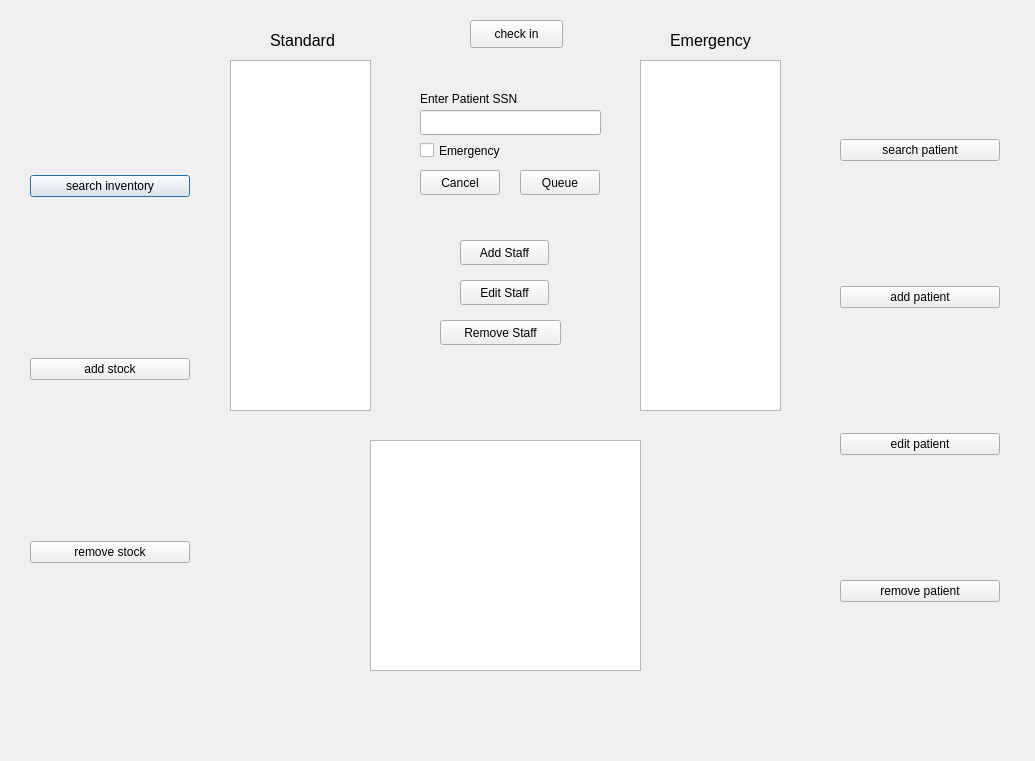
Before: the Qt Designer form maindirectory.ui in oracle-ryuu/SimpleSerums_radical_redo, drawn with Qt 5.
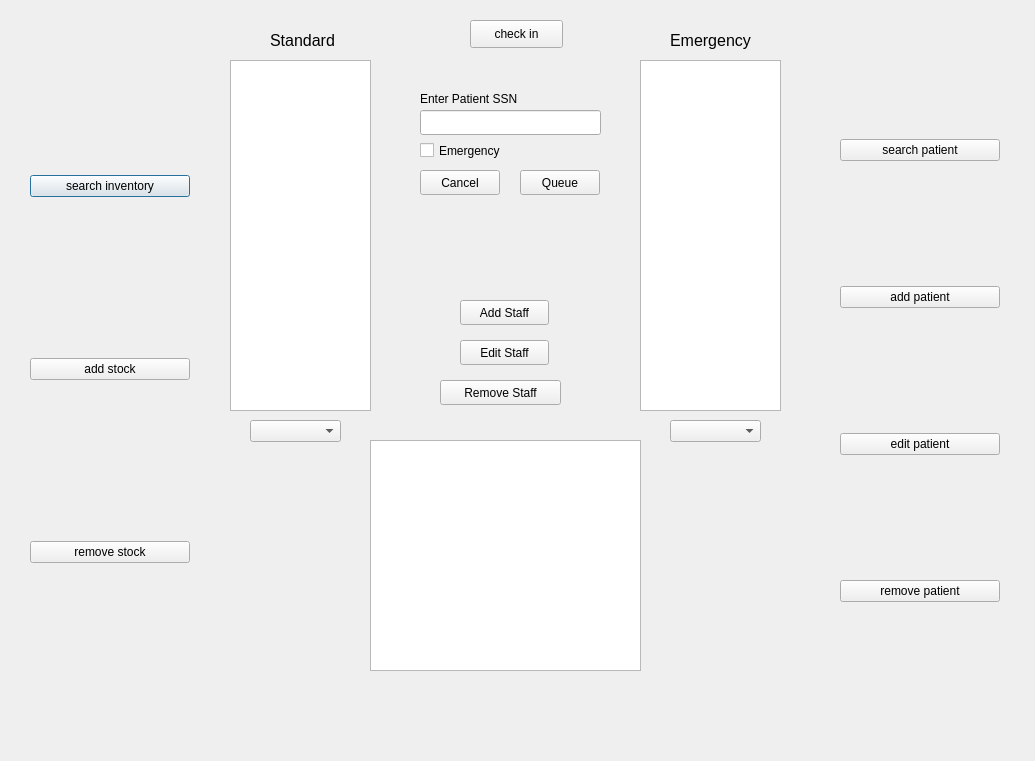
After: the same form once the commit is applied.

```diff
--- a/maindirectory.ui
+++ b/maindirectory.ui
@@ -231,7 +231,7 @@
    <property name="geometry">
     <rect>
      <x>460</x>
-     <y>240</y>
+     <y>300</y>
      <width>89</width>
      <height>25</height>
     </rect>
@@ -244,7 +244,7 @@
    <property name="geometry">
     <rect>
      <x>460</x>
-     <y>280</y>
+     <y>340</y>
      <width>89</width>
      <height>25</height>
     </rect>
@@ -257,7 +257,7 @@
    <property name="geometry">
     <rect>
      <x>440</x>
-     <y>320</y>
+     <y>380</y>
      <width>121</width>
      <height>25</height>
     </rect>
@@ -266,6 +266,26 @@
     <string>Remove Staff</string>
    </property>
   </widget>
+  <widget class="QComboBox" name="comboBox">
+   <property name="geometry">
+    <rect>
+     <x>250</x>
+     <y>420</y>
+     <width>91</width>
+     <height>22</height>
+    </rect>
+   </property>
+  </widget>
+  <widget class="QComboBox" name="comboBox_2">
+   <property name="geometry">
+    <rect>
+     <x>670</x>
+     <y>420</y>
+     <width>91</width>
+     <height>22</height>
+    </rect>
+   </property>
+  </widget>
  </widget>
  <resources/>
  <connections>
```
